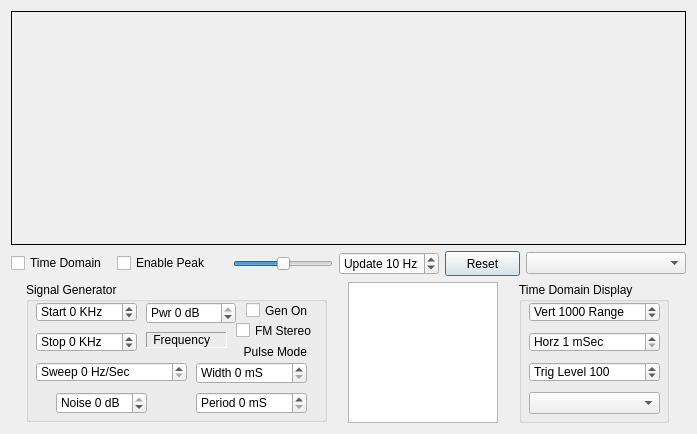
Old version of the form macforms/testbench.ui in the repository rafael2k/CuteSDR.
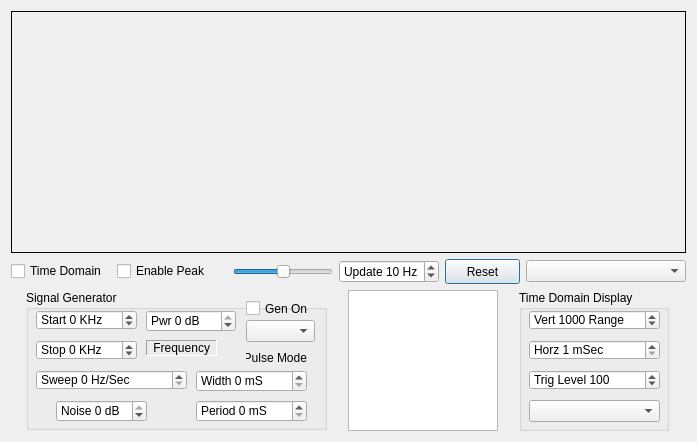
New version of the form.

Patch:
```diff
--- a/macforms/testbench.ui
+++ b/macforms/testbench.ui
@@ -7,7 +7,7 @@
     <x>0</x>
     <y>0</y>
     <width>695</width>
-    <height>434</height>
+    <height>442</height>
    </rect>
   </property>
   <property name="minimumSize">
@@ -223,7 +223,7 @@
          <rect>
           <x>120</x>
           <y>50</y>
-          <width>81</width>
+          <width>71</width>
           <height>16</height>
          </rect>
         </property>
@@ -375,8 +375,8 @@
         <property name="geometry">
          <rect>
           <x>220</x>
-          <y>20</y>
-          <width>81</width>
+          <y>10</y>
+          <width>70</width>
           <height>17</height>
          </rect>
         </property>
@@ -449,10 +449,10 @@
        <widget class="QLabel" name="label">
         <property name="geometry">
          <rect>
-          <x>200</x>
+          <x>220</x>
           <y>60</y>
-          <width>81</width>
-          <height>20</height>
+          <width>61</width>
+          <height>16</height>
          </rect>
         </property>
         <property name="text">
@@ -462,23 +462,23 @@
          <set>Qt::AlignRight|Qt::AlignTrailing|Qt::AlignVCenter</set>
         </property>
        </widget>
-       <widget class="QCheckBox" name="checkBoxFm">
+       <widget class="QComboBox" name="comboBoxGenMode">
         <property name="geometry">
          <rect>
-          <x>210</x>
-          <y>40</y>
-          <width>91</width>
-          <height>17</height>
+          <x>220</x>
+          <y>30</y>
+          <width>69</width>
+          <height>22</height>
          </rect>
         </property>
-        <property name="minimumSize">
-         <size>
-          <width>70</width>
-          <height>0</height>
-         </size>
+        <property name="currentText">
+         <string/>
         </property>
-        <property name="text">
-         <string>FM Stereo</string>
+        <property name="maxVisibleItems">
+         <number>3</number>
+        </property>
+        <property name="maxCount">
+         <number>3</number>
         </property>
        </widget>
       </widget>
```
Left out of the diff: 91 changed lines with no effect on the pictures.
